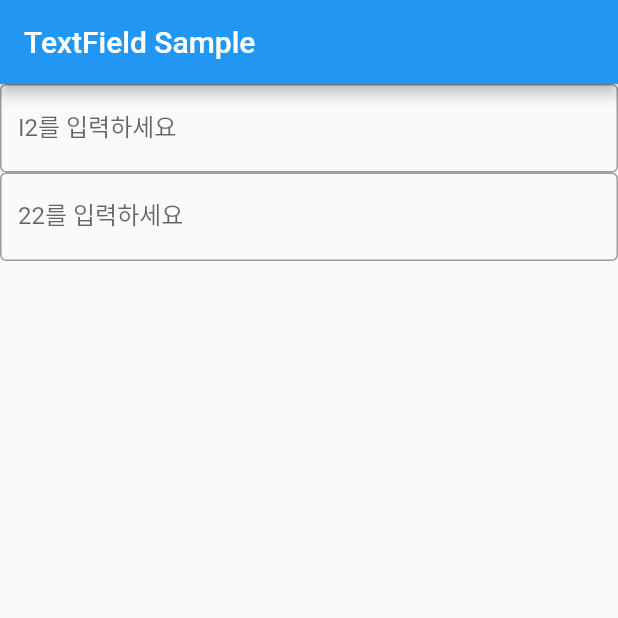
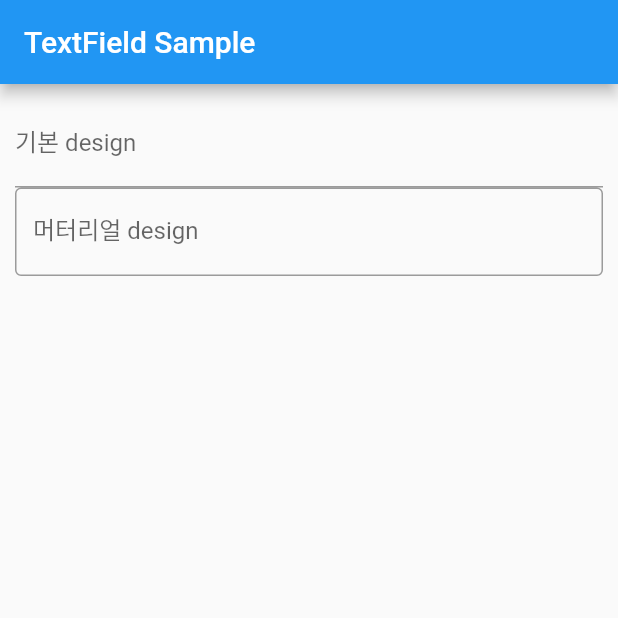
Before and after one commit to gyeongseokKang/flutter_tutorial, a Flutter app: the screen it shows after launch, on a phone screen of 412 x 824 dp, the top half of it. Run offline on Flutter 3.47's test engine with Material 2 defaults, Android fonts, the phone set to English and light mode, and no system bars.

Commit message:
[Tutorial] #8 TextField

```diff
--- a/lib/main.dart
+++ b/lib/main.dart
@@ -25,16 +25,16 @@ class MyFirstWidget extends StatelessWidget {
         ),
         body: ListView(
           scrollDirection: Axis.vertical,
+          padding: const EdgeInsets.all(10.0),
           children: <Widget>[
             TextField(
             decoration: InputDecoration(
-              labelText: 'I2를 입력하세요',
-              border: OutlineInputBorder(),
+              labelText: '기본 design',
             ),
           ),
             TextField(
               decoration: InputDecoration(
-                labelText: '22를 입력하세요',
+                labelText: '머터리얼 design',
                 border: OutlineInputBorder(),
               ),
             )
```
